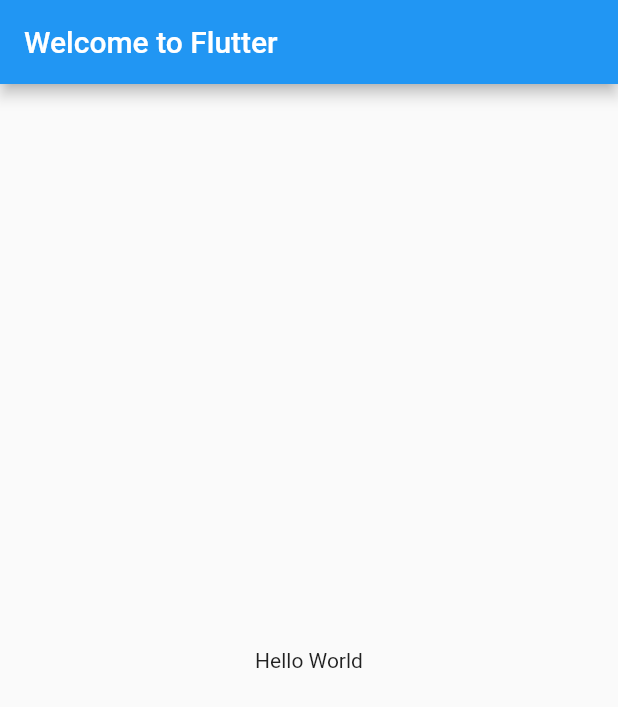
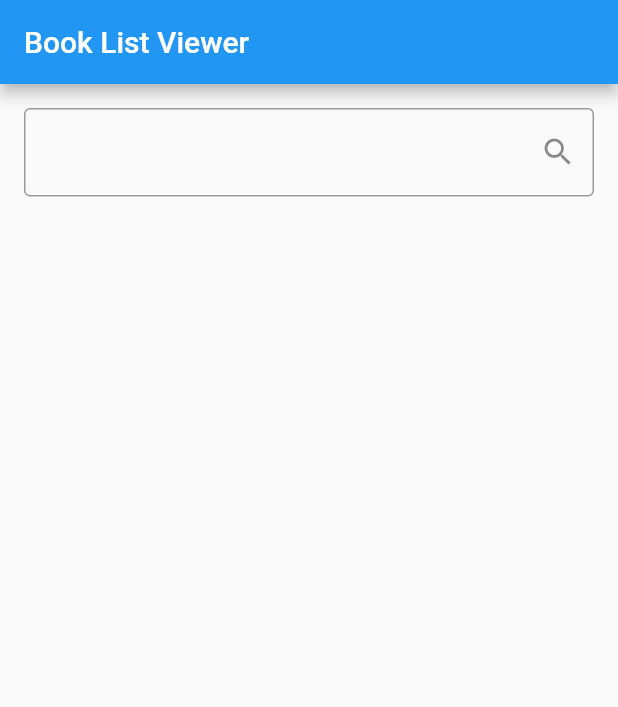
Before and after one commit to DilankaLaknath/Flutter, a Flutter app: the screen it shows after launch, on a phone screen of 412 x 824 dp. Shown: the top 707 px of the screen. Run offline on Flutter 3.47's test engine with Material 2 defaults, Android fonts, the phone set to English and light mode, and no system bars.

Commit message:
add search bar

```diff
--- a/flutter_application_1/lib/main.dart
+++ b/flutter_application_1/lib/main.dart
@@ -10,13 +10,23 @@ class MyApp extends StatelessWidget {
   @override
   Widget build(BuildContext context) {
 return MaterialApp(
-  		title: 'Welcome to Flutter',
+  		// title: 'Welcome to Flutter',
   		home: Scaffold(
     			appBar: AppBar(
-      				title: const Text('Welcome to Flutter'),
+      				title: const Text('Book List Viewer'),
     			),
-    			body: const Center(
-      				child: Text('Hello World'),
+    			body: ListView(
+      				children: [
+                Padding(
+                  padding: const EdgeInsets.all(16.0),
+                  child: TextField(
+                    decoration: InputDecoration(
+                      border: OutlineInputBorder(),
+                      suffixIcon: Icon(Icons.search),
+                    ),
+                  ),
+                )
+              ],
     			),
   		),
 );
```
